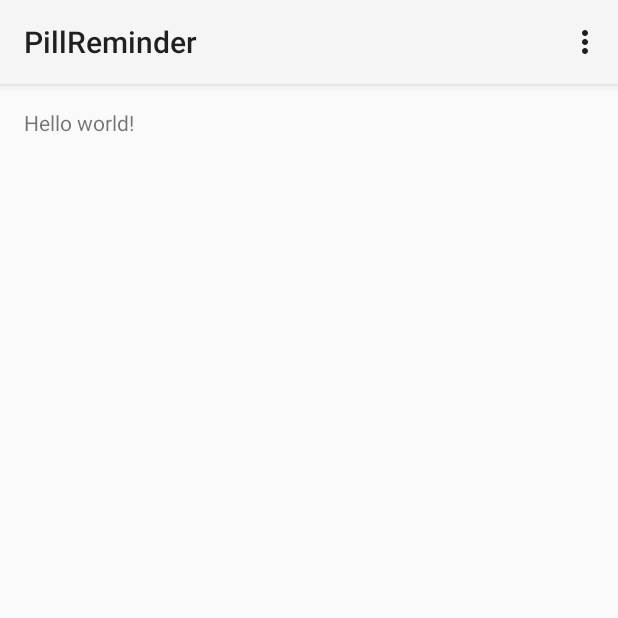
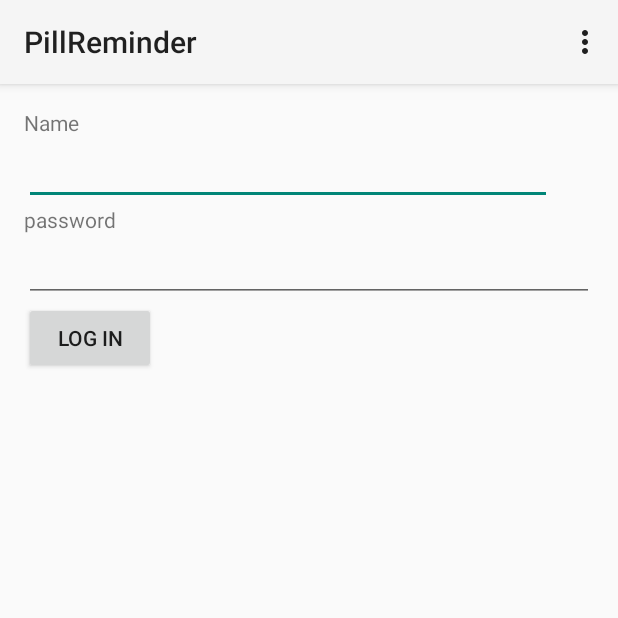
Before and after one commit to jimmyklein4/Pill-Reminder, an Android app: the screen it shows after launch (DoctorPatientActivity), on a phone screen of 412 x 824 dp, the top half of it. Run offline under Robolectric (Android 15) with nearby library versions, the phone set to English and light mode, and no system bars.

Commit message:
first two pages designed need button action listner

```diff
--- a/app/src/main/AndroidManifest.xml
+++ b/app/src/main/AndroidManifest.xml
@@ -16,6 +16,12 @@
                 <category android:name="android.intent.category.LAUNCHER" />
             </intent-filter>
         </activity>
+
+        <activity
+            android:name=".PatientLogin"
+            android:label="@string/app_name" >
+
+        </activity>
     </application>
 
 </manifest>
--- a/app/src/main/res/layout/doctor_patient_view.xml
+++ b/app/src/main/res/layout/doctor_patient_view.xml
@@ -3,9 +3,40 @@
     android:layout_height="match_parent" android:paddingLeft="@dimen/activity_horizontal_margin"
     android:paddingRight="@dimen/activity_horizontal_margin"
     android:paddingTop="@dimen/activity_vertical_margin"
-    android:paddingBottom="@dimen/activity_vertical_margin" tools:context=".MainActivity">
+    android:paddingBottom="@dimen/activity_vertical_margin"
+    android:orientation="vertical"
+    tools:context=".MainActivity">
 
-    <TextView android:text="@string/hello_world" android:layout_width="wrap_content"
-        android:layout_height="wrap_content" />
+    <TextView
+        android:layout_width="wrap_content"
+        android:layout_height="wrap_content"
+        android:text="Name"
+        android:id="@+id/textView" />
 
+    <EditText
+        android:layout_width="352dp"
+        android:layout_height="wrap_content"
+        android:inputType="textPersonName"
+        android:ems="10"
+        android:id="@+id/editText" />
+
+    <TextView
+        android:layout_width="wrap_content"
+        android:layout_height="wrap_content"
+        android:text="password"
+        android:id="@+id/textView2" />
+
+    <EditText
+        android:layout_width="match_parent"
+        android:layout_height="wrap_content"
+        android:inputType="textPassword"
+        android:ems="10"
+        android:id="@+id/editText2"
+        android:layout_gravity="right" />
+
+    <Button
+        android:layout_width="wrap_content"
+        android:layout_height="wrap_content"
+        android:text="Log In"
+        android:id="@+id/button" />
 </LinearLayout>
```
Also changed, not shown: app/src/main/java/com/example/jimmyklein/pillreminder/PatientLogIn.java (added, +43 -0 lines), app/src/main/res/layout/patientlogin.xml (added, +21 -0 lines), 5 other files.
